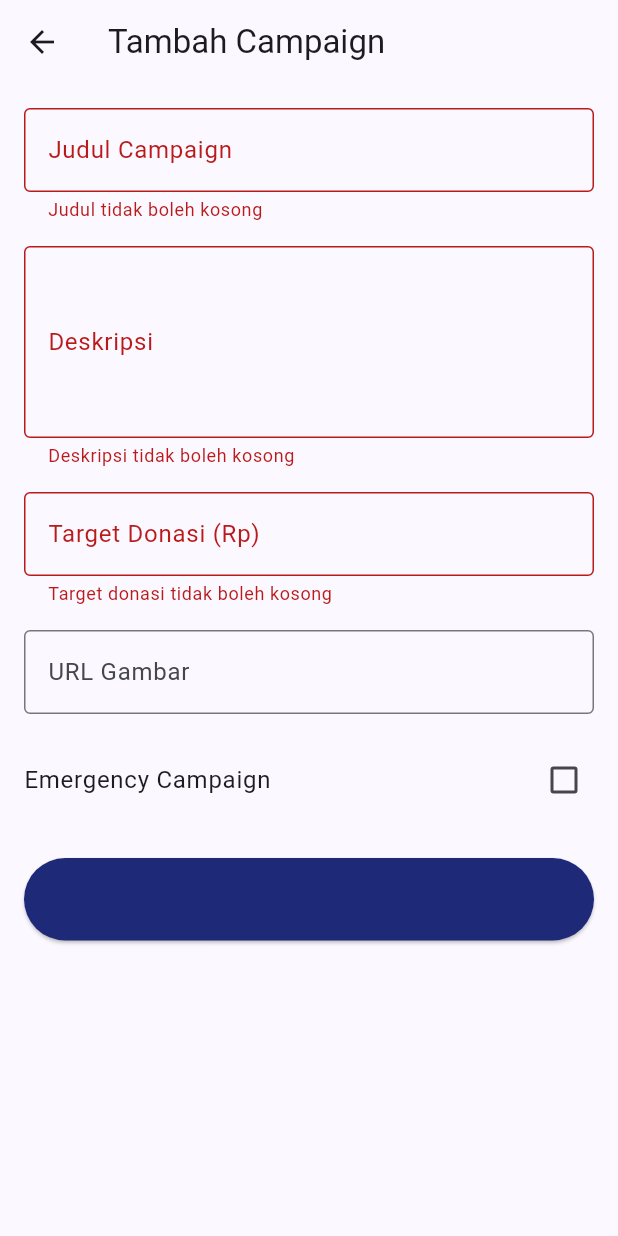
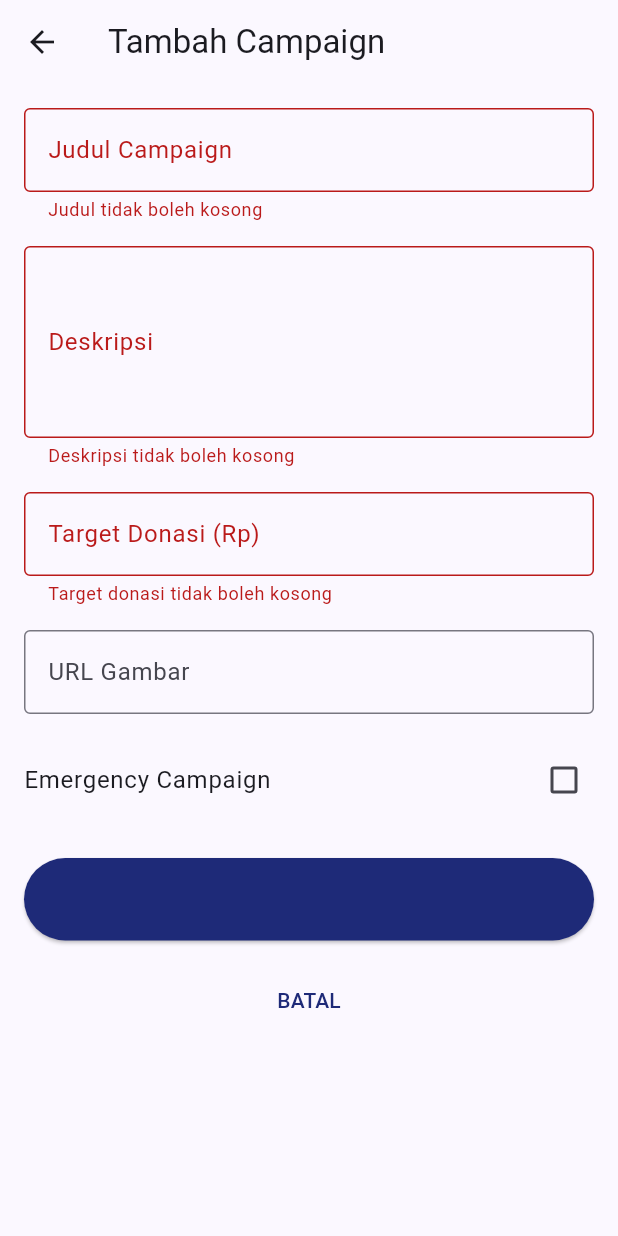
Before and after one commit to rzptr30/Bantoo, a Flutter app: the AddCampaignScreen screen opened directly, after a tap on "SIMPAN", on a phone screen of 412 x 824 dp. Run offline on Flutter 3.47's test engine with Material 3 defaults, Android fonts, the phone set to English and light mode, and no system bars.

Commit message:
campaign blm coba

```diff
--- a/lib/screens/add_campaign_screen.dart
+++ b/lib/screens/add_campaign_screen.dart
@@ -23,6 +23,7 @@ class _AddCampaignScreenState extends State<AddCampaignScreen> {
   late TextEditingController _imageUrlController;
   bool _isEmergency = false;
   bool _isLoading = false;
+  String _errorMessage = '';
 
   @override
   void initState() {
@@ -58,18 +59,24 @@ class _AddCampaignScreenState extends State<AddCampaignScreen> {
 
     setState(() {
       _isLoading = true;
+      _errorMessage = '';
     });
 
     try {
       final title = _titleController.text.trim();
       final description = _descriptionController.text.trim();
-      final targetAmount = double.tryParse(_targetAmountController.text) ?? 0.0;
+      final targetAmount = double.tryParse(_targetAmountController.text.replaceAll(',', '')) ?? 0.0;
       final imageUrl = _imageUrlController.text.trim();
+
+      print('Saving campaign with title: $title');
+      print('Target amount: $targetAmount');
+      print('Is emergency: $_isEmergency');
 
       bool success;
 
       if (widget.existingDonasi != null) {
         // Mode edit
+        print('Updating existing campaign with ID: ${widget.existingDonasi!.id}');
         success = await ApiService.updateDonasi(
           id: widget.existingDonasi!.id!,
           title: title,
@@ -81,6 +88,7 @@ class _AddCampaignScreenState extends State<AddCampaignScreen> {
         );
       } else {
         // Mode tambah baru
+        print('Creating new campaign');
         success = await ApiService.tambahDonasi(
           title: title,
           description: description,
@@ -92,6 +100,8 @@ class _AddCampaignScreenState extends State<AddCampaignScreen> {
         );
       }
 
+      print('API call result: $success');
+
       if (success && mounted) {
         ScaffoldMessenger.of(context).showSnackBar(
           SnackBar(content: Text(widget.existingDonasi != null
@@ -100,14 +110,15 @@ class _AddCampaignScreenState extends State<AddCampaignScreen> {
         );
         Navigator.pop(context, true); // true menandakan sukses
       } else {
-        ScaffoldMessenger.of(context).showSnackBar(
-          const SnackBar(content: Text('Gagal menyimpan campaign')),
-        );
+        setState(() {
+          _errorMessage = 'Gagal menyimpan campaign. Cek log konsol untuk detail.';
+        });
       }
     } catch (e) {
-      ScaffoldMessenger.of(context).showSnackBar(
-        SnackBar(content: Text('Error: $e')),
-      );
+      print('Error in _saveCampaign: $e');
+      setState(() {
+        _errorMessage = 'Error: $e';
+      });
     } finally {
       if (mounted) {
         setState(() {
@@ -124,7 +135,14 @@ class _AddCampaignScreenState extends State<AddCampaignScreen> {
         title: Text(widget.existingDonasi != null ? 'Edit Campaign' : 'Tambah Campaign'),
       ),
       body: _isLoading
-          ? const Center(child: CircularProgressIndicator())
+          ? const Center(child: Column(
+              mainAxisAlignment: MainAxisAlignment.center,
+              children: [
+                CircularProgressIndicator(),
+                SizedBox(height: 16),
+                Text('Menyimpan data...'),
+              ],
+            ))
           : SingleChildScrollView(
               padding: const EdgeInsets.all(16.0),
               child: Form(
@@ -132,6 +150,22 @@ class _AddCampaignScreenState extends State<AddCampaignScreen> {
                 child: Column(
                   crossAxisAlignment: CrossAxisAlignment.stretch,
                   children: [
+                    // Tampilkan pesan error jika ada
+                    if (_errorMessage.isNotEmpty)
+                      Container(
+                        padding: const EdgeInsets.all(12),
+                        margin: const EdgeInsets.only(bottom: 16),
+                        decoration: BoxDecoration(
+                          color: Colors.red.shade100,
+                          borderRadius: BorderRadius.circular(8),
+                          border: Border.all(color: Colors.red),
+                        ),
+                        child: Text(
+                          _errorMessage,
+                          style: const TextStyle(color: Colors.red),
+                        ),
+                      ),
+
                     TextFormField(
                       controller: _titleController,
                       decoration: const InputDecoration(
@@ -172,7 +206,7 @@ class _AddCampaignScreenState extends State<AddCampaignScreen> {
                         if (value == null || value.isEmpty) {
                           return 'Target donasi tidak boleh kosong';
                         }
-                        final number = double.tryParse(value);
+                        final number = double.tryParse(value.replaceAll(',', ''));
                         if (number == null || number <= 0) {
                           return 'Target donasi harus berupa angka positif';
                         }
@@ -210,6 +244,13 @@ class _AddCampaignScreenState extends State<AddCampaignScreen> {
                         style: const TextStyle(fontSize: 16),
                       ),
                     ),
+                    const SizedBox(height: 16),
+                    TextButton(
+                      onPressed: () {
+                        Navigator.pop(context);
+                      },
+                      child: const Text('BATAL'),
+                    ),
                   ],
                 ),
               ),
```
Also changed, not shown: lib/services/api_service.dart (+53 -12 lines).
